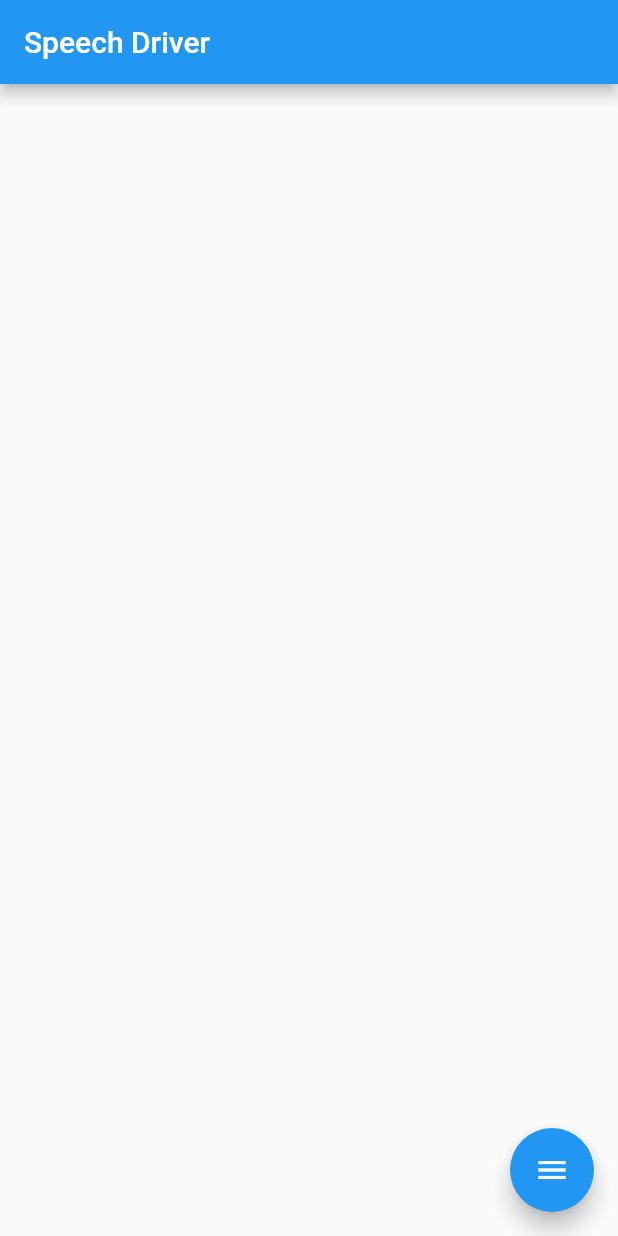
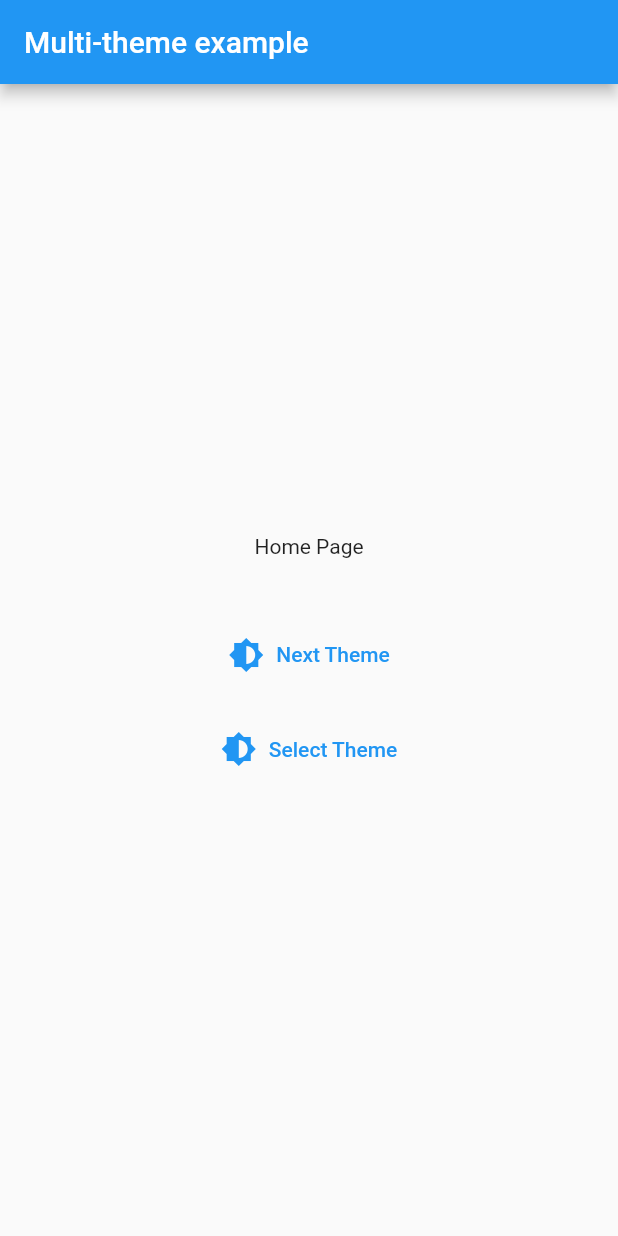
Before and after one commit to sciencehash/flutter_examples, a Flutter app: the screen it shows after launch, on a phone screen of 412 x 824 dp. Run offline on Flutter 3.47's test engine with Material 2 defaults, Android fonts, the phone set to English and light mode, and no system bars; our stand-ins replace theme_provider.

Commit message:
New example e002-Multi-theme-app

```diff
--- a/e002_multi_theme_app/lib/main.dart
+++ b/e002_multi_theme_app/lib/main.dart
@@ -27,20 +27,17 @@ class MyApp extends StatelessWidget {
           } else {
             controller.setTheme('light');
           }
-          controller.forgetSavedTheme();
         }
       },
       themes: <AppTheme>[
         lightAppTheme(),
         darkAppTheme(),
-        // AppTheme.purple(id: 'purple'),
       ],
       child: ThemeConsumer(
         child: Builder(
           builder: (themeContext) => MaterialApp(
             theme: ThemeProvider.themeOf(themeContext).data,
-            title: 'Speech Driver',
-            debugShowCheckedModeBanner: false,
+            title: 'Multi-theme example',
             home: HomePage(),
           ),
         ),
--- a/e002_multi_theme_app/lib/pages/home_page.dart
+++ b/e002_multi_theme_app/lib/pages/home_page.dart
@@ -4,42 +4,38 @@ import 'package:theme_provider/theme_provider.dart';
 class HomePage extends StatelessWidget {
   @override
   Widget build(BuildContext context) {
-    // var controller = ThemeProvider.controllerOf(context);
-
     return Scaffold(
-      appBar: AppBar(title: Text("Speech Driver")),
+      appBar: AppBar(
+        title: Text("Multi-theme example"),
+      ),
       body: Center(
         child: Column(
           mainAxisAlignment: MainAxisAlignment.center,
-          children: <Widget>[
-            // _buildButton(
-            //   text: "Next Theme",
-            //   onPressed: controller.nextTheme,
-            // ),
-            // _buildButton(
-            //   text: "Theme Dialog",
-            //   onPressed: () {
-            //     showDialog(context: context, builder: (_) => ThemeDialog());
-            //   },
-            // ),
-            // _buildButton(
-            //   text: "Second Screen",
-            //   onPressed: () {
-            //     Navigator.push(
-            //         context, MaterialPageRoute(builder: (_) => SecondPage()));
-            //   },
-            // ),
-            // Divider(),
-            // Text('Current theme: ${controller.theme.id}'),
+          children: [
+            Text("Home Page"),
+            SizedBox(height: 40),
+            TextButton.icon(
+              icon: Icon(Icons.brightness_6),
+              label: Text('Next Theme'),
+              onPressed: () {
+                // Change to the next theme
+                ThemeProvider.controllerOf(context).nextTheme();
+              },
+            ),
+            SizedBox(height: 15),
+            TextButton.icon(
+              icon: Icon(Icons.brightness_6),
+              label: Text('Select Theme'),
+              onPressed: () {
+                // Show a dialog with the theme list
+                showDialog(
+                  context: context,
+                  builder: (_) => ThemeDialog(),
+                );
+              },
+            )
           ],
         ),
-      ),
-      floatingActionButton: FloatingActionButton(
-        child: Icon(Icons.menu),
-        onPressed: () {
-          // showDialog(context: context, builder: (_) => ThemeDialog());
-          ThemeProvider.controllerOf(context).nextTheme();
-        },
       ),
     );
   }
```
Also changed, not shown: 1 other file.
